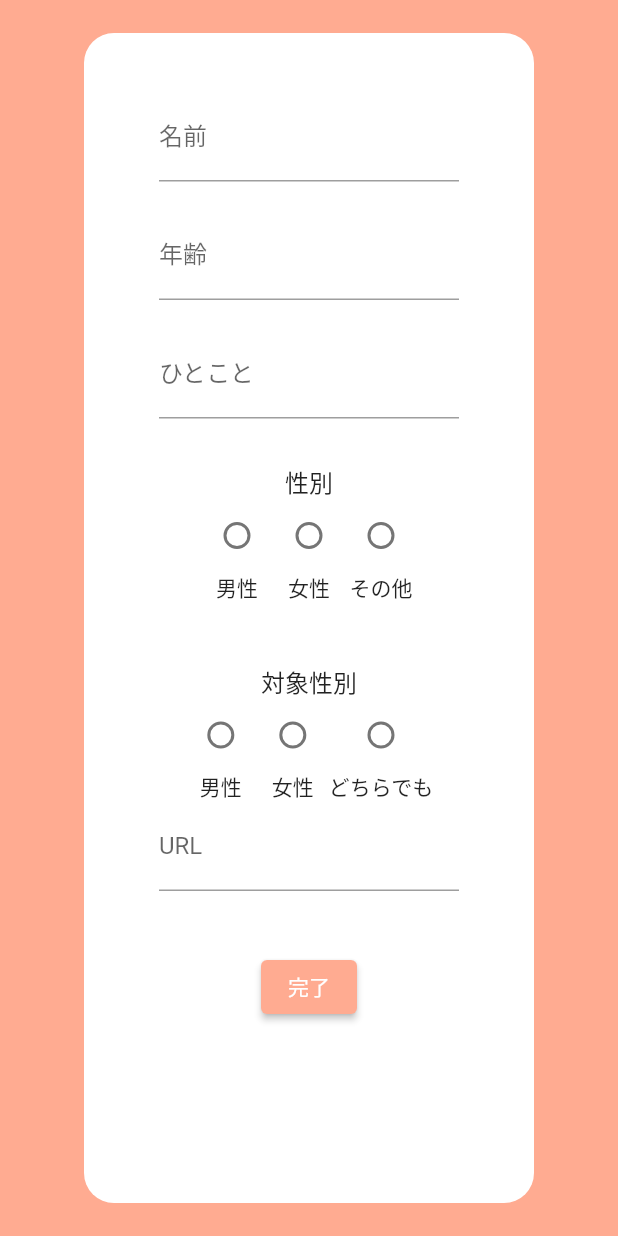
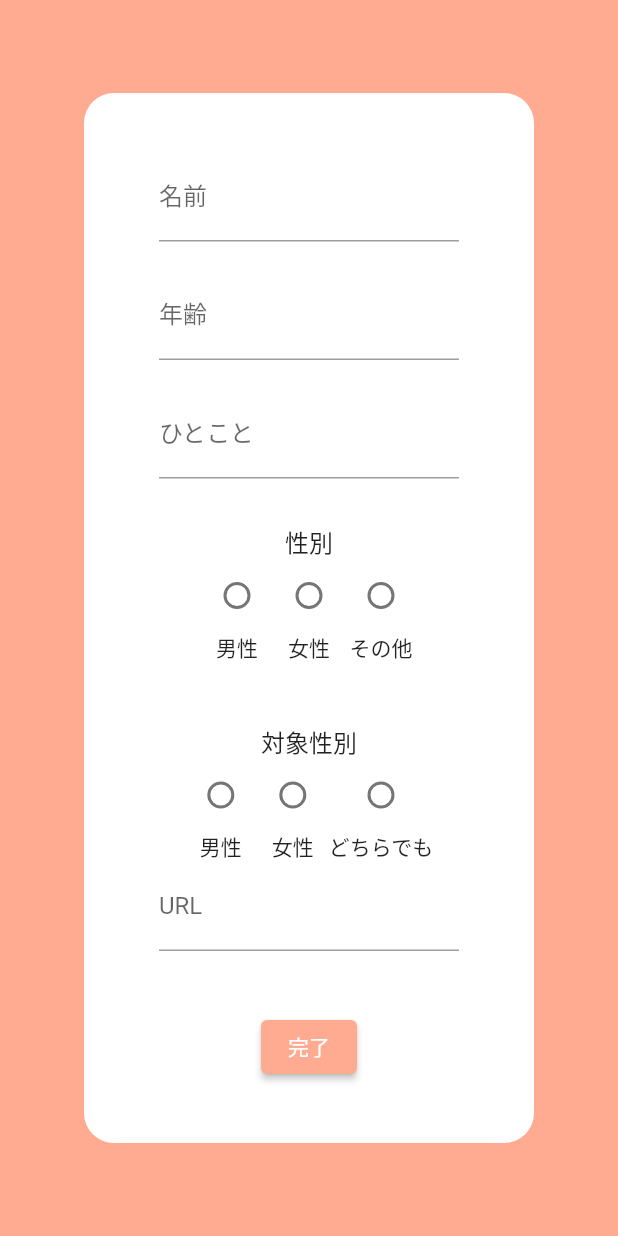
Before and after one commit to Ryota-Kurokawa/hackathon, a Flutter app: the ProfileEditPage screen opened directly, on a phone screen of 412 x 824 dp. Run offline on Flutter 3.47's test engine with Material 2 defaults, Android fonts, the phone set to English and light mode, and no system bars; our stand-ins replace cloud_firestore, firebase_analytics, firebase_auth, firebase_core, flutter_dotenv, flutter_hooks and 4 more; accounts and stored records are empty.

```diff
--- a/lib/pages/profile_edit_page.dart
+++ b/lib/pages/profile_edit_page.dart
@@ -50,7 +50,7 @@ class ProfileEditPage extends HookWidget {
       backgroundColor: const Color(0xffFFAB91),
       body: Center(
         child: Container(
-          height: 780,
+          height: 700,
           width: 300,
           decoration: BoxDecoration(
             color: Colors.white,
```
